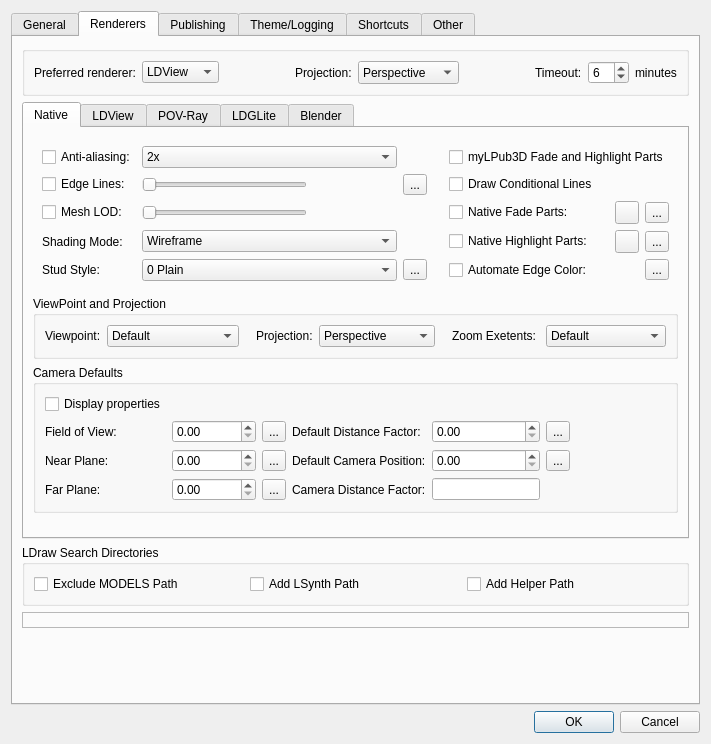
Before: the Qt Designer form mainApp/preferences.ui in allanzhang/lpub3d, drawn with Qt 5.
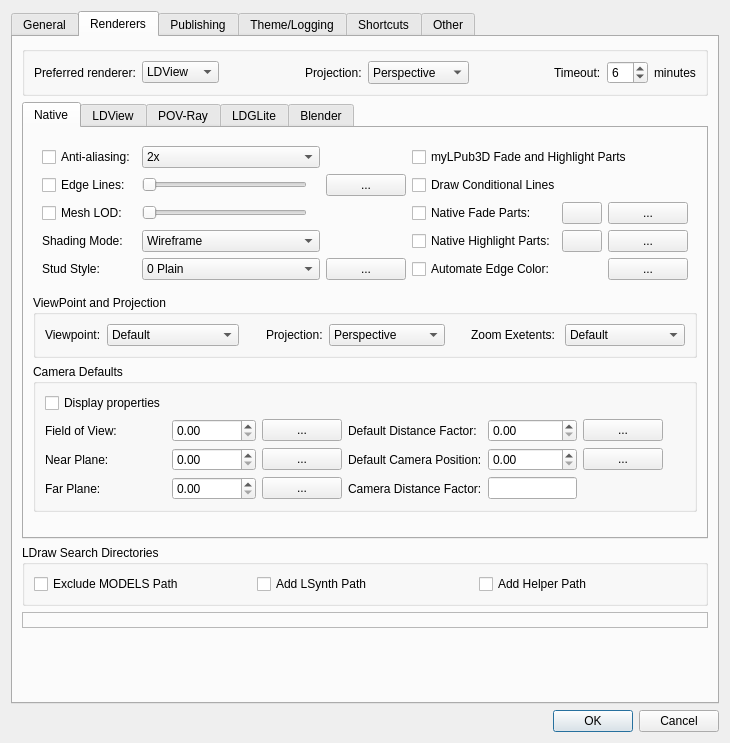
After: the same form once the commit is applied. The open tabs and pages were chosen to show the change.

```diff
--- a/mainApp/preferences.ui
+++ b/mainApp/preferences.ui
@@ -354,7 +354,7 @@
              </widget>
             </item>
             <item>
-             <widget class="QToolButton" name="extendedSearchOptionsBtn">
+             <widget class="QPushButton" name="extendedSearchOptionsBtn">
               <property name="toolTip">
                <string>Select paths to include in the extended search paths list</string>
               </property>
@@ -1168,7 +1168,7 @@
              </property>
              <layout class="QGridLayout" name="gridLayout_20">
               <item row="6" column="2">
-               <widget class="QToolButton" name="resetFarPlane">
+               <widget class="QPushButton" name="resetFarPlane">
                 <property name="toolTip">
                  <string>Reset</string>
                 </property>
@@ -1178,7 +1178,7 @@
                </widget>
               </item>
               <item row="5" column="2">
-               <widget class="QToolButton" name="resetNearPlane">
+               <widget class="QPushButton" name="resetNearPlane">
                 <property name="toolTip">
                  <string>Reset</string>
                 </property>
@@ -1222,7 +1222,7 @@
                </widget>
               </item>
               <item row="4" column="2">
-               <widget class="QToolButton" name="resetFoV">
+               <widget class="QPushButton" name="resetFoV">
                 <property name="toolTip">
                  <string>Reset</string>
                 </property>
@@ -1259,7 +1259,7 @@
                </widget>
               </item>
               <item row="4" column="5">
-               <widget class="QToolButton" name="resetDefaultDistanceFactor">
+               <widget class="QPushButton" name="resetDefaultDistanceFactor">
                 <property name="toolTip">
                  <string>Reset</string>
                 </property>
@@ -1303,7 +1303,7 @@
                </widget>
               </item>
               <item row="5" column="5">
-               <widget class="QToolButton" name="resetDefaultPosition">
+               <widget class="QPushButton" name="resetDefaultPosition">
                 <property name="toolTip">
                  <string>Reset</string>
                 </property>
@@ -1365,7 +1365,7 @@
             <widget class="QWidget" name="renderingWidget" native="true">
              <layout class="QGridLayout" name="gridLayout_19">
               <item row="3" column="7">
-               <widget class="QToolButton" name="ResetHighlightNewPartsButton">
+               <widget class="QPushButton" name="ResetHighlightNewPartsButton">
                 <property name="toolTip">
                  <string>Reset</string>
                 </property>
@@ -1375,7 +1375,7 @@
                </widget>
               </item>
               <item row="4" column="7">
-               <widget class="QToolButton" name="AutomateEdgeColorButton">
+               <widget class="QPushButton" name="AutomateEdgeColorButton">
                 <property name="toolTip">
                  <string>Automate edge color settings</string>
                 </property>
@@ -1422,7 +1422,7 @@
                </widget>
               </item>
               <item row="3" column="6">
-               <widget class="QToolButton" name="HighlightNewPartsColor">
+               <widget class="QPushButton" name="HighlightNewPartsColor">
                 <property name="text">
                  <string/>
                 </property>
@@ -1439,7 +1439,7 @@
                </widget>
               </item>
               <item row="2" column="7">
-               <widget class="QToolButton" name="ResetFadeStepsButton">
+               <widget class="QPushButton" name="ResetFadeStepsButton">
                 <property name="toolTip">
                  <string>Reset</string>
                 </property>
@@ -1459,7 +1459,7 @@
                </widget>
               </item>
               <item row="2" column="6">
-               <widget class="QToolButton" name="FadeStepsColor">
+               <widget class="QPushButton" name="FadeStepsColor">
                 <property name="text">
                  <string/>
                 </property>
@@ -1535,7 +1535,7 @@
                </widget>
               </item>
               <item row="1" column="4">
-               <widget class="QToolButton" name="LineWidthMaxGranularityButton">
+               <widget class="QPushButton" name="LineWidthMaxGranularityButton">
                 <property name="toolTip">
                  <string>Edge line smoothing granularity setting</string>
                 </property>
@@ -1589,7 +1589,7 @@
                </widget>
               </item>
               <item row="4" column="4">
-               <widget class="QToolButton" name="HighContrastButton">
+               <widget class="QPushButton" name="HighContrastButton">
                 <property name="toolTip">
                  <string>High contrast stud and edge color settings</string>
                 </property>
@@ -2825,7 +2825,7 @@
               </widget>
              </item>
              <item>
-              <widget class="QToolButton" name="sceneBackgroundColorButton">
+              <widget class="QPushButton" name="sceneBackgroundColorButton">
                <property name="toolTip">
                 <string>Set scene background color</string>
                </property>
@@ -2848,7 +2848,7 @@
               </widget>
              </item>
              <item>
-              <widget class="QToolButton" name="sceneRulerTickColorButton">
+              <widget class="QPushButton" name="sceneRulerTickColorButton">
                <property name="toolTip">
                 <string>Set ruler tick mark color</string>
                </property>
@@ -2871,7 +2871,7 @@
               </widget>
              </item>
              <item>
-              <widget class="QToolButton" name="sceneGuideColorButton">
+              <widget class="QPushButton" name="sceneGuideColorButton">
                <property name="toolTip">
                 <string>Set scene guides line color</string>
                </property>
@@ -2891,7 +2891,7 @@
               </widget>
              </item>
              <item>
-              <widget class="QToolButton" name="sceneGridColorButton">
+              <widget class="QPushButton" name="sceneGridColorButton">
                <property name="toolTip">
                 <string>Set scene grid lines color</string>
                </property>
@@ -2914,7 +2914,7 @@
               </widget>
              </item>
              <item>
-              <widget class="QToolButton" name="sceneRulerTrackingColorButton">
+              <widget class="QPushButton" name="sceneRulerTrackingColorButton">
                <property name="toolTip">
                 <string>Set ruler tracking indicator color</string>
                </property>
```
